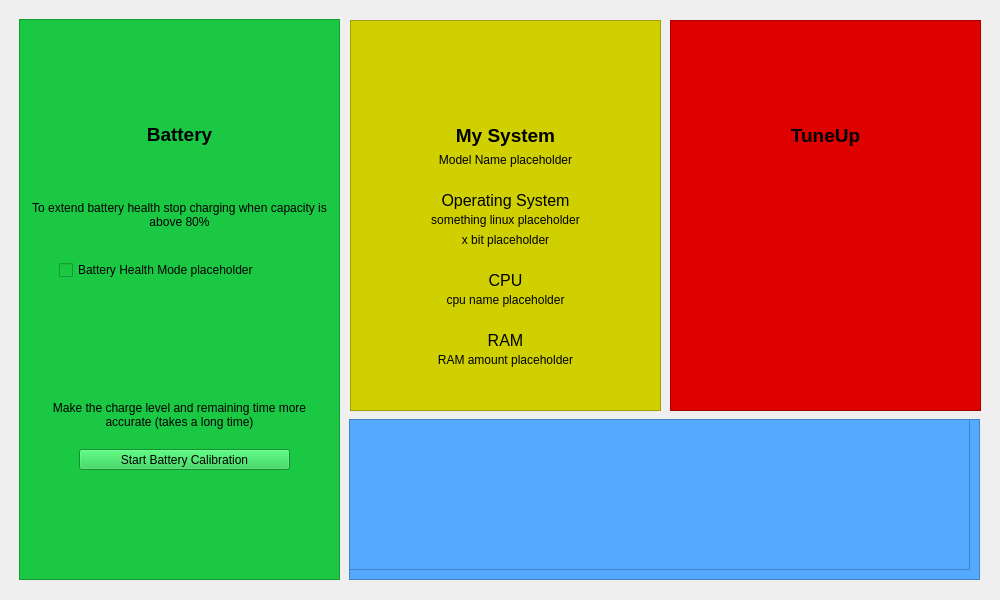
JonathanY234/Acer-Battery-Manager-for-Linux, file carecenter.ui: the form before one commit.
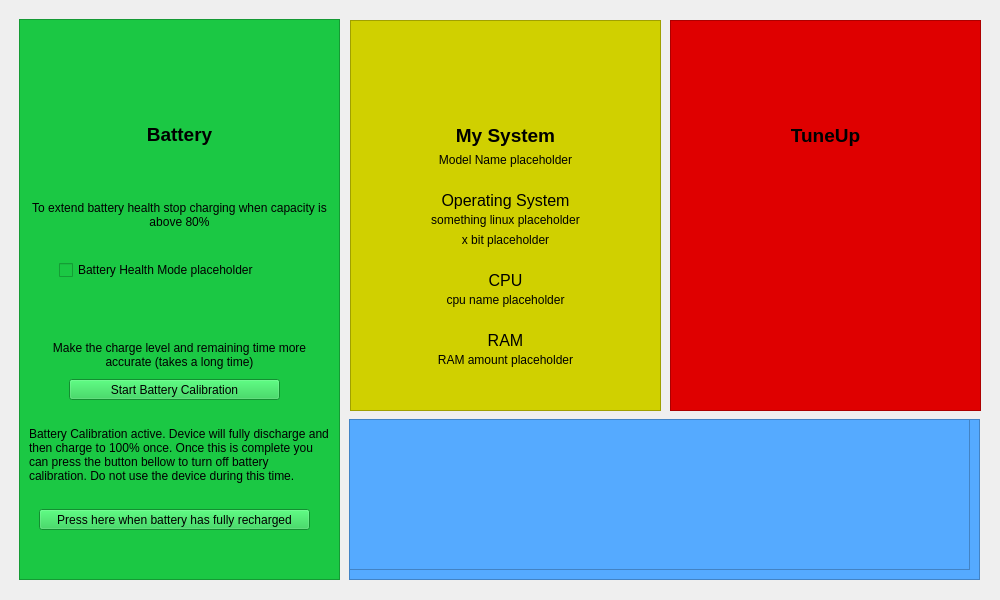
The form after the commit. Icons and pictures are not drawn.

Commit message: battery calibration mode implemented

Patch:
```diff
--- a/carecenter.ui
+++ b/carecenter.ui
@@ -126,7 +126,7 @@
      <property name="geometry">
       <rect>
        <x>10</x>
-       <y>380</y>
+       <y>320</y>
        <width>301</width>
        <height>31</height>
       </rect>
@@ -149,8 +149,8 @@
     <widget class="QPushButton" name="BatteryCalibrateButton">
      <property name="geometry">
       <rect>
-       <x>60</x>
-       <y>430</y>
+       <x>50</x>
+       <y>360</y>
        <width>211</width>
        <height>21</height>
       </rect>
@@ -168,6 +168,41 @@
       <string>Start Battery Calibration</string>
      </property>
     </widget>
+    <widget class="QLabel" name="BatteryCalibrationMessage">
+     <property name="enabled">
+      <bool>true</bool>
+     </property>
+     <property name="geometry">
+      <rect>
+       <x>10</x>
+       <y>390</y>
+       <width>301</width>
+       <height>91</height>
+      </rect>
+     </property>
+     <property name="text">
+      <string>Battery Calibration active. Device will fully discharge and then charge to 100% once. Once this is complete you can press the button bellow to turn off battery calibration. Do not use the device during this time.</string>
+     </property>
+     <property name="wordWrap">
+      <bool>true</bool>
+     </property>
+    </widget>
+    <widget class="QPushButton" name="DisableBatteryCalibrationButton">
+     <property name="enabled">
+      <bool>true</bool>
+     </property>
+     <property name="geometry">
+      <rect>
+       <x>20</x>
+       <y>490</y>
+       <width>271</width>
+       <height>21</height>
+      </rect>
+     </property>
+     <property name="text">
+      <string>Press here when battery has fully recharged</string>
+     </property>
+    </widget>
    </widget>
    <widget class="QFrame" name="YellowFrame">
     <property name="geometry">
```
Left out of the diff: 3 changed lines with no effect on the pictures. The commit also changes 6 other files.
